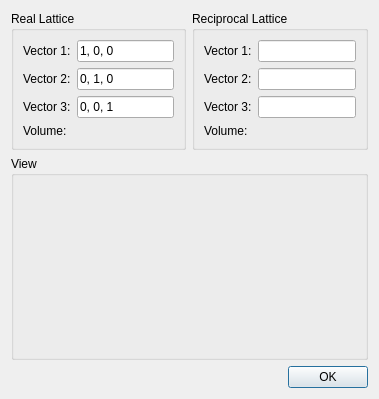
Old version of the form ui/lattice.ui in the repository tweber-ill/frm_mirror-miezetools.
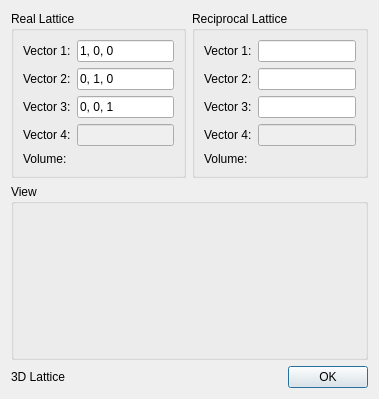
New version of the form.

Commit message: more general reciprocal vector calculation

What changed in the file:
```diff
--- a/ui/lattice.ui
+++ b/ui/lattice.ui
@@ -68,20 +68,34 @@
         </property>
        </widget>
       </item>
-      <item row="3" column="0">
+      <item row="5" column="0">
        <widget class="QLabel" name="label_7">
         <property name="text">
          <string>Volume:</string>
         </property>
        </widget>
       </item>
-      <item row="3" column="1">
+      <item row="5" column="1">
        <widget class="QLabel" name="labelVol">
         <property name="text">
          <string/>
         </property>
        </widget>
       </item>
+      <item row="3" column="0">
+       <widget class="QLabel" name="label_9">
+        <property name="text">
+         <string>Vector 4:</string>
+        </property>
+       </widget>
+      </item>
+      <item row="3" column="1">
+       <widget class="QLineEdit" name="editVec4">
+        <property name="enabled">
+         <bool>false</bool>
+        </property>
+       </widget>
+      </item>
      </layout>
     </widget>
    </item>
@@ -127,20 +141,34 @@
       <item row="2" column="1">
        <widget class="QLineEdit" name="editRVec3"/>
       </item>
-      <item row="3" column="0">
+      <item row="4" column="0">
        <widget class="QLabel" name="label_8">
         <property name="text">
          <string>Volume:</string>
         </property>
        </widget>
       </item>
-      <item row="3" column="1">
+      <item row="4" column="1">
        <widget class="QLabel" name="labelRVol">
         <property name="text">
          <string/>
         </property>
        </widget>
       </item>
+      <item row="3" column="0">
+       <widget class="QLabel" name="label_10">
+        <property name="text">
+         <string>Vector 4:</string>
+        </property>
+       </widget>
+      </item>
+      <item row="3" column="1">
+       <widget class="QLineEdit" name="editRVec4">
+        <property name="enabled">
+         <bool>false</bool>
+        </property>
+       </widget>
+      </item>
      </layout>
     </widget>
    </item>
@@ -151,7 +179,7 @@
      </property>
     </widget>
    </item>
-   <item row="2" column="0" colspan="2">
+   <item row="2" column="1">
     <widget class="QDialogButtonBox" name="buttonBox">
      <property name="orientation">
       <enum>Qt::Horizontal</enum>
@@ -161,6 +189,13 @@
      </property>
     </widget>
    </item>
+   <item row="2" column="0">
+    <widget class="QLabel" name="labelDim">
+     <property name="text">
+      <string>3D Lattice</string>
+     </property>
+    </widget>
+   </item>
   </layout>
  </widget>
  <tabstops>
```
Left out of the diff: 2 changed lines with no effect on the pictures. The commit also changes 4 other files.
